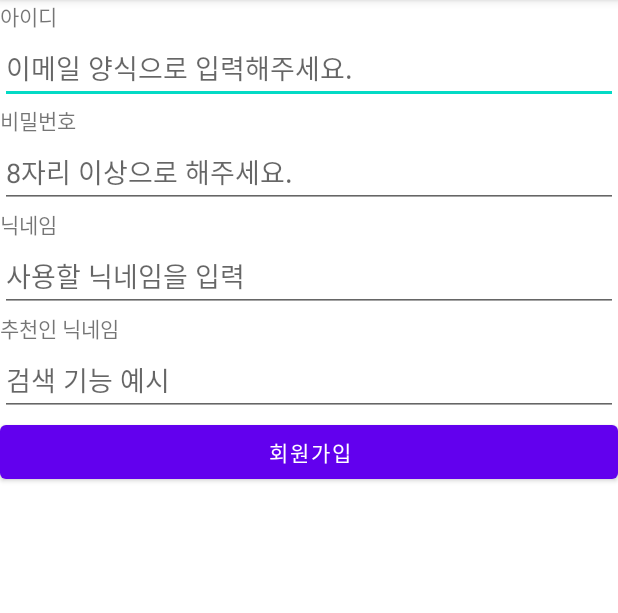
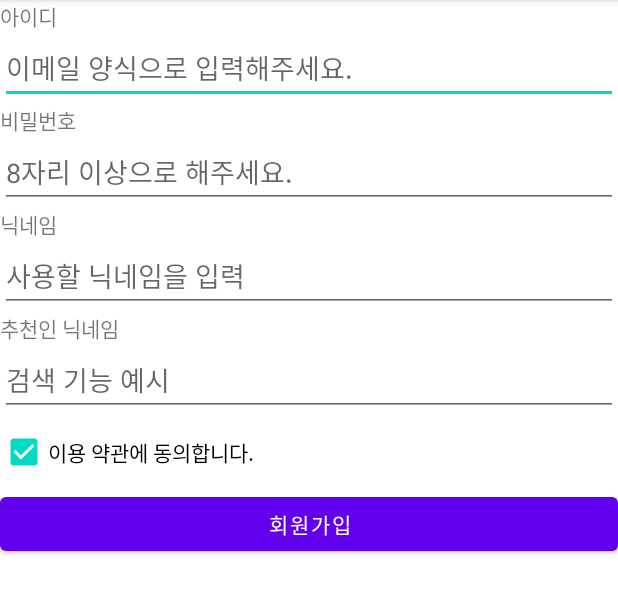
Before and after one commit to KIMHAUN/Practice_20201024, an Android app: the screen it shows after launch (MainActivity), on a phone screen of 412 x 824 dp, the part 84-697 px from its top. Run offline under Robolectric (Android 15) with nearby library versions, the phone set to English and light mode, and no system bars.

Commit message:
채크박스 배치 예제

```diff
--- a/app/src/main/res/layout/activity_main.xml
+++ b/app/src/main/res/layout/activity_main.xml
@@ -51,10 +51,18 @@
         android:imeOptions="actionSearch"
         />
 
+    <CheckBox
+        android:layout_width="wrap_content"
+        android:layout_height="wrap_content"
+        android:text="이용 약관에 동의합니다."
+        android:checked="true"
+
+        />
+
+
     <Button
         android:layout_width="match_parent"
         android:layout_height="wrap_content"
-        android:text="회원가입"
-        />
+        android:text="회원가입" />
 
 </LinearLayout>
```
